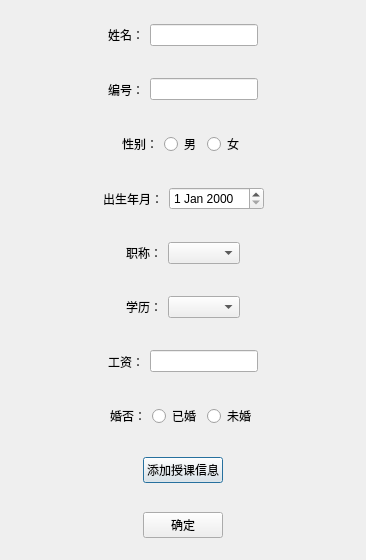
Qt form inputdialog.ui (PLlee3694/QtProject) before a commit.
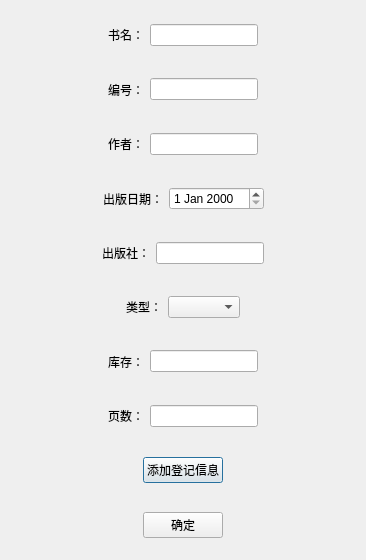
The same form after that commit.

The edit to the form file:
```diff
--- a/inputdialog.ui
+++ b/inputdialog.ui
@@ -33,7 +33,7 @@
       <item>
        <widget class="QLabel" name="grade_label">
         <property name="text">
-         <string>学历：</string>
+         <string>类型：</string>
         </property>
        </widget>
       </item>
@@ -75,7 +75,7 @@
       <item>
        <widget class="QLabel" name="name_label">
         <property name="text">
-         <string>姓名：</string>
+         <string>书名：</string>
         </property>
        </widget>
       </item>
@@ -124,7 +124,7 @@
       <item>
        <widget class="QLabel" name="birth_label">
         <property name="text">
-         <string>出生年月：</string>
+         <string>出版日期：</string>
         </property>
        </widget>
       </item>
@@ -166,7 +166,7 @@
       <item>
        <widget class="QPushButton" name="Addcourse_pushButton">
         <property name="text">
-         <string>添加授课信息</string>
+         <string>添加登记信息</string>
         </property>
        </widget>
       </item>
@@ -218,12 +218,12 @@
       <item>
        <widget class="QLabel" name="position_label">
         <property name="text">
-         <string>职称：</string>
+         <string>出版社：</string>
         </property>
        </widget>
       </item>
       <item>
-       <widget class="QComboBox" name="position_comboBox"/>
+       <widget class="QLineEdit" name="press_lineEdit"/>
       </item>
       <item>
        <spacer name="horizontalSpacer_20">
@@ -361,7 +361,7 @@
       <item>
        <widget class="QLabel" name="salary_label">
         <property name="text">
-         <string>工资：</string>
+         <string>库存：</string>
         </property>
        </widget>
       </item>
@@ -410,23 +410,12 @@
       <item>
        <widget class="QLabel" name="gender_label">
         <property name="text">
-         <string>性别：</string>
+         <string>作者：</string>
         </property>
        </widget>
       </item>
       <item>
-       <widget class="QRadioButton" name="men_radioButton">
-        <property name="text">
-         <string>男</string>
-        </property>
-       </widget>
-      </item>
-      <item>
-       <widget class="QRadioButton" name="women_radioButton">
-        <property name="text">
-         <string>女</string>
-        </property>
-       </widget>
+       <widget class="QLineEdit" name="lineEdit"/>
       </item>
       <item>
        <spacer name="horizontalSpacer_6">
@@ -463,23 +452,12 @@
       <item>
        <widget class="QLabel" name="marry_label">
         <property name="text">
-         <string>婚否：</string>
+         <string>页数：</string>
         </property>
        </widget>
       </item>
       <item>
-       <widget class="QRadioButton" name="marry_radioButton">
-        <property name="text">
-         <string>已婚</string>
-        </property>
-       </widget>
-      </item>
-      <item>
-       <widget class="QRadioButton" name="nonmarry_radioButton">
-        <property name="text">
-         <string>未婚</string>
-        </property>
-       </widget>
+       <widget class="QLineEdit" name="page_lineEdit"/>
       </item>
       <item>
        <spacer name="horizontalSpacer_14">
```
Left out of the diff: 2 changed lines with no effect on the pictures.
